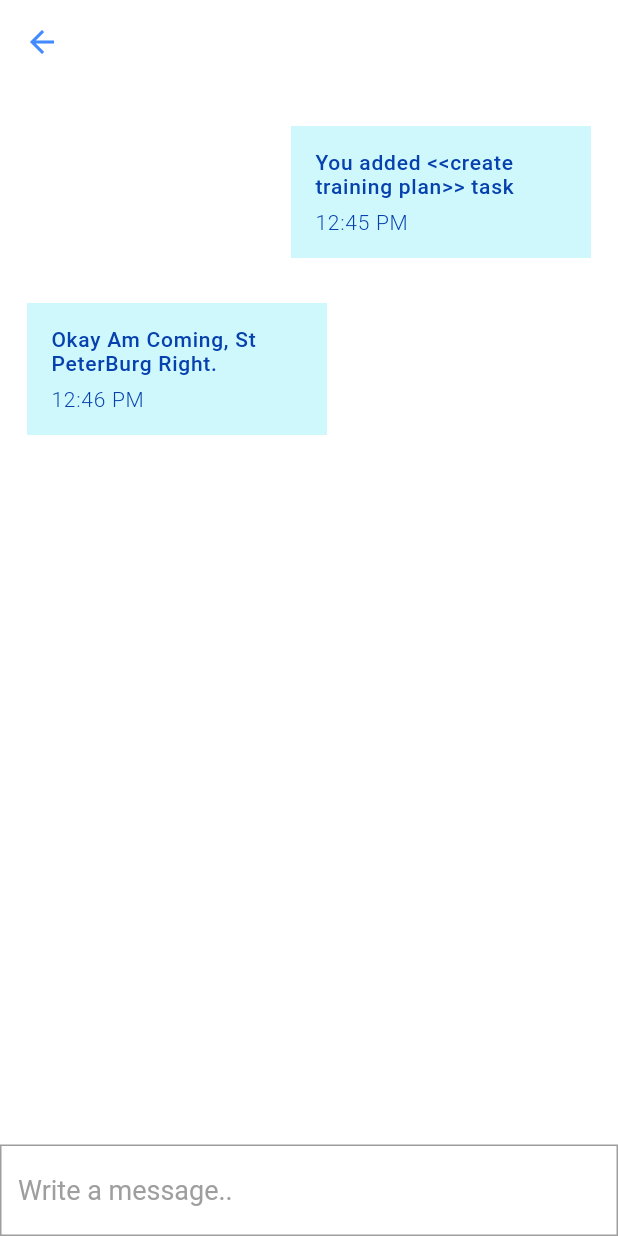
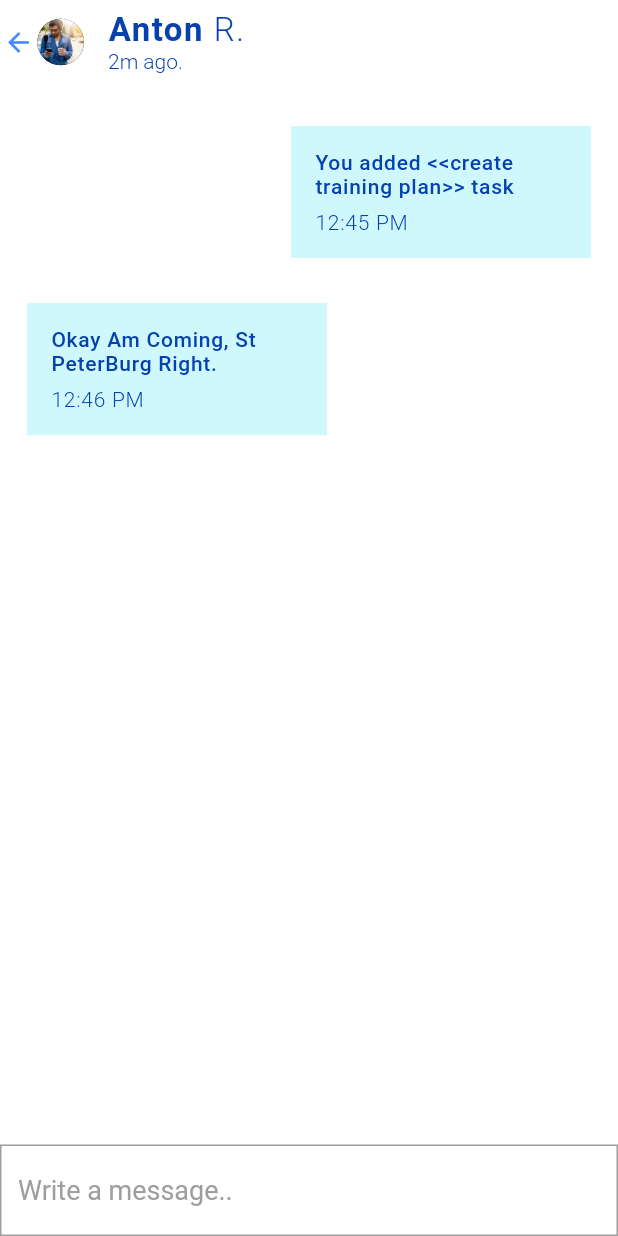
Before and after one commit to DestinyJunior/service_app_flutter_login_ui, a Flutter app: the ChatScreen screen opened directly, on a phone screen of 412 x 824 dp. Run offline on Flutter 3.47's test engine with Material 2 defaults, Android fonts, the phone set to English and light mode, and no system bars; our stand-ins replace font_awesome_flutter.

```diff
--- a/lib/screens/message_service_owner.dart
+++ b/lib/screens/message_service_owner.dart
@@ -1,4 +1,5 @@
 import 'package:flutter/material.dart';
+import 'package:serviceapp/screens/login_page.dart';
 
 class ChatScreen extends StatefulWidget {
   @override
@@ -14,16 +15,64 @@ class _ChatScreenState extends State<ChatScreen> {
       backgroundColor: Colors.white,
       appBar: AppBar(
         backgroundColor: Colors.white,
+        title: Column(
+          mainAxisAlignment: MainAxisAlignment.start,
+          crossAxisAlignment: CrossAxisAlignment.start,
+          children: [
+            RichText(
+              text: TextSpan(
+                  text: "Anton ",
+                  style: TextStyle(
+                      fontSize: 22,
+                      color: Color(0xFF0641AD),
+                      fontWeight: FontWeight.bold,
+                      letterSpacing: 1.0),
+                  children: [
+                    TextSpan(
+                        text: "R.",
+                        style: TextStyle(
+                          fontWeight: FontWeight.w300,
+                        )),
+                  ]),
+            ),
+            Text(
+              "2m ago.",
+              style: TextStyle(
+                color: Color(0xFF0641AD),
+                fontSize: 14.0,
+                fontWeight: FontWeight.w300,
+              ),
+            )
+          ],
+        ),
         elevation: 0.0,
+        automaticallyImplyLeading: false,
         leading: Builder(
           builder: (BuildContext context) {
-            return IconButton(
-              icon: Icon(Icons.arrow_back),
-              color: Colors.blueAccent,
-              onPressed: () {
-                Navigator.of(context).pop();
+            return InkWell(
+              child: FittedBox(
+                fit: BoxFit.contain,
+                child: Row(
+                  children: <Widget>[
+                    IconButton(
+                      icon: Icon(Icons.arrow_back),
+                      color: Colors.blueAccent,
+                      iconSize: 80,
+                      onPressed: () {},
+                    ),
+                    CircleAvatar(
+                      backgroundColor: Colors.black,
+                      backgroundImage: AssetImage("assets/bgpic.jpg"),
+                      maxRadius: 60,
+                    ),
+                  ],
+                ),
+              ),
+              onTap: () {
+                Navigator.of(context).push(
+                  MaterialPageRoute(builder: (context) => LoginPage()),
+                );
               },
-              tooltip: MaterialLocalizations.of(context).previousPageTooltip,
             );
           },
         ),
```
Also changed, not shown: lib/main.dart (+18 -8 lines), lib/screens/choose_service_serviceowner_registration.dart (added, +22 -0 lines), lib/screens/create_acount_screen.dart (+45 -30 lines), lib/screens/login_accounts_page.dart (+37 -14 lines).
